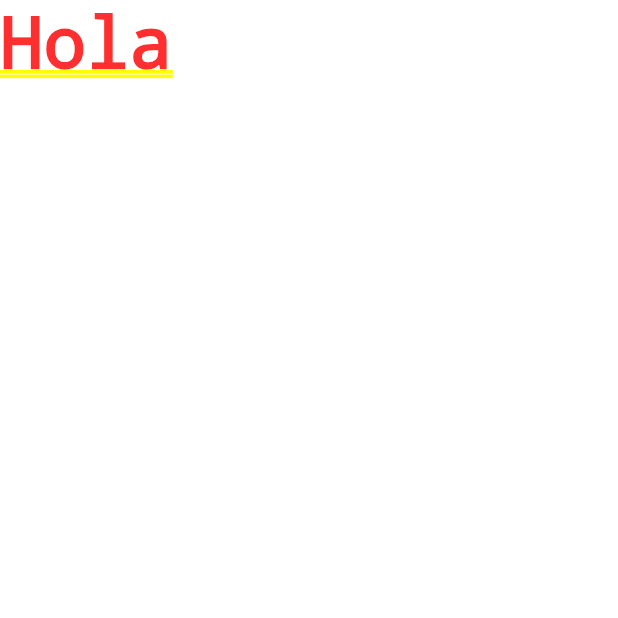
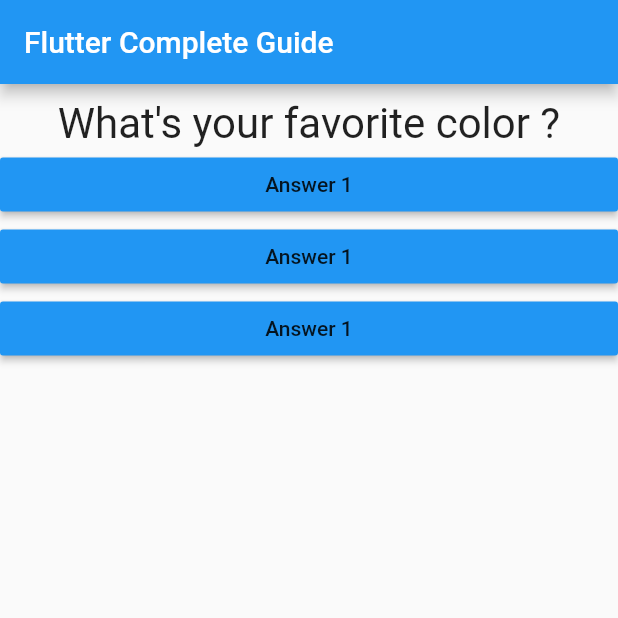
Before and after one commit to DavidCastelloBatet/flutter2_complete_guide, a Flutter app: the screen it shows after launch, on a phone screen of 412 x 824 dp, the top half of it. Run offline on Flutter 3.47's test engine with Material 2 defaults, Android fonts, the phone set to English and light mode, and no system bars.

Commit message:
30 tarda

```diff
--- /dev/null
+++ b/lib/answer.dart
@@ -0,0 +1,20 @@
+import 'package:flutter/material.dart';
+
+class Answer extends StatelessWidget {
+  final Function selectHandler;
+
+  Answer(this.selectHandler);
+
+  @override
+  Widget build(BuildContext context) {
+    return Container(
+      width: double.infinity,
+      // ignore: deprecated_member_use
+      child: RaisedButton(
+        color: Colors.blue,
+        child: Text('Answer 1'),
+        onPressed: selectHandler,
+      ),
+    );
+  }
+}
--- a/lib/main.dart
+++ b/lib/main.dart
@@ -1,11 +1,45 @@
 import 'package:flutter/material.dart';
+
+import './question.dart';
+import './answer.dart';
 
 void main() => runApp(MyApp());
 
-class MyApp extends StatelessWidget {
+class MyApp extends StatefulWidget {
+  @override
+  _MyAppState createState() => _MyAppState();
+}
+
+class _MyAppState extends State<MyApp> {
+  int _questionIndex = 0;
+
+  void _answerQuestion() {
+    setState(() {
+      _questionIndex++;
+    });
+    print(_questionIndex);
+  }
+
+  @override
   Widget build(BuildContext context) {
+    List<String> questions = [
+      'What\'s your favorite color ?',
+      'What\'s your favorite animal ?',
+    ];
     return MaterialApp(
-      home: Text('Hola'),
+      home: Scaffold(
+        appBar: AppBar(
+          title: Text('Flutter Complete Guide'),
+        ),
+        body: Column(
+          children: <Widget>[
+            Question(questions[_questionIndex]),
+            Answer(_answerQuestion),
+            Answer(_answerQuestion),
+            Answer(_answerQuestion),
+          ],
+        ),
+      ),
     );
   }
 }
--- /dev/null
+++ b/lib/question.dart
@@ -0,0 +1,19 @@
+import 'package:flutter/material.dart';
+
+class Question extends StatelessWidget {
+  final String questionText;
+
+  Question(this.questionText);
+  @override
+  Widget build(BuildContext context) {
+    return Container(
+      width: double.infinity,
+      margin: EdgeInsets.only(top: 10.0),
+      child: Text(
+        questionText,
+        style: TextStyle(fontSize: 28.0),
+        textAlign: TextAlign.center,
+      ),
+    );
+  }
+}
```
